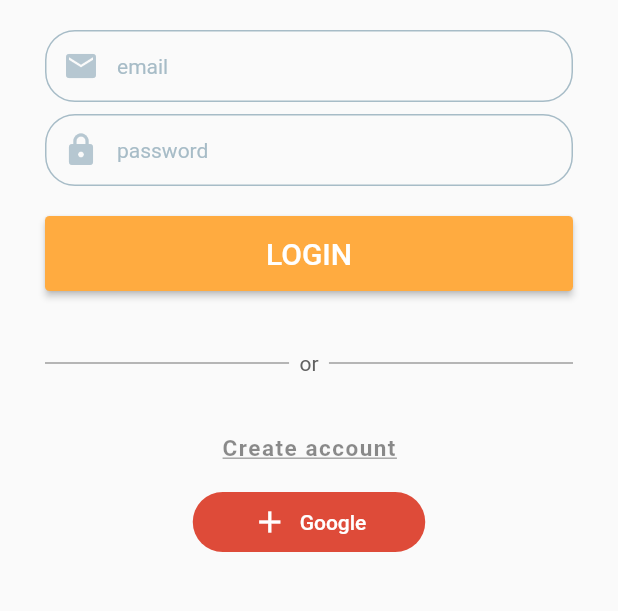
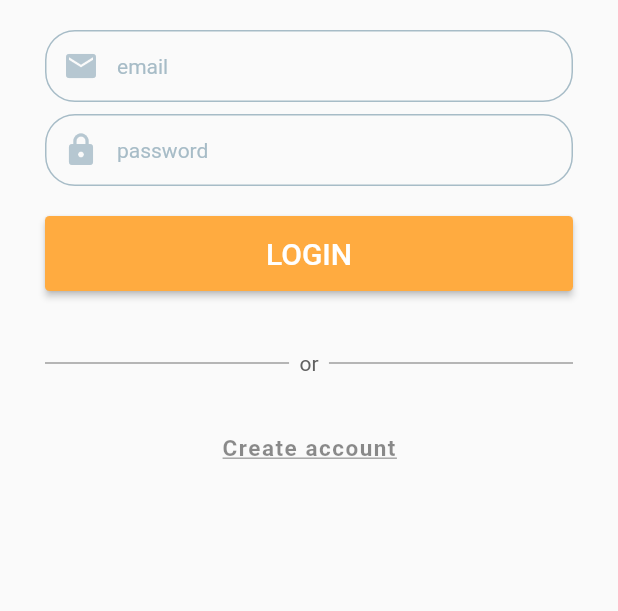
Before and after one commit to did250/Neuralhashmessenger, a Flutter app: the screen it shows after launch, on a phone screen of 412 x 824 dp, the part 465-1076 px from its top. Run offline on Flutter 3.47's test engine with Material 2 defaults, Android fonts, the phone set to English and light mode, and no system bars; our stand-ins replace cloud_firestore, firebase_auth, firebase_core, firebase_database, flutter_secure_storage, image_picker; missing offline and left inert: cryptography, encrypt; accounts and stored records are empty; network calls fail; key blocks and very long unbroken strings in the code were emptied for the run.

Commit message:
Remove Google Login

```diff
--- a/flutter_messenger_app/lib/src/pages/Login.dart
+++ b/flutter_messenger_app/lib/src/pages/Login.dart
@@ -1,10 +1,6 @@
 import 'package:flutter/material.dart';
-import 'package:firebase_core/firebase_core.dart';
 import 'package:firebase_auth/firebase_auth.dart';
-import 'package:firebase_database/firebase_database.dart';
 import 'package:flutter_secure_storage/flutter_secure_storage.dart';
-import 'package:google_sign_in/google_sign_in.dart';
-import 'package:cloud_firestore/cloud_firestore.dart';
 import 'package:flutter_messenger_app/src/pages/Home.dart';
 import 'package:flutter_messenger_app/src/pages/Signup.dart';
 
@@ -23,11 +19,6 @@ class _LoginScreenState extends State<LoginScreen> {
   final formKey = GlobalKey<FormState>();
   String userEmail = '';
   String userPassword = '';
-
-  List<String> UidList = [];
-
-  CollectionReference CollectRef = FirebaseFirestore.instance.collection('users');
-
 
   TextEditingController userEmailController = TextEditingController(text: '');
   TextEditingController userPwdController = TextEditingController(text: '');
@@ -66,10 +57,7 @@ class _LoginScreenState extends State<LoginScreen> {
         if (newUser.user != null) {
           set_prefData(userEmail, userPassword);
 
-          Navigator.push(
-            context,
-            MaterialPageRoute(
-              builder: (context) {
+          Navigator.push(context, MaterialPageRoute(builder: (context) {
                 return Home();
               },
             ),
@@ -82,60 +70,10 @@ class _LoginScreenState extends State<LoginScreen> {
     });
   }
 
-  Future<UserCredential> signInWithGoogle() async {
-    final GoogleSignInAccount? googleUser = await GoogleSignIn().signIn();
-    final GoogleSignInAuthentication? googleAuth =
-        await googleUser?.authentication;
-
-    // Create a new credential
-    final credential = GoogleAuthProvider.credential(
-      accessToken: googleAuth?.accessToken,
-      idToken: googleAuth?.idToken,
-    );
-
-    final UserCredential authResult =
-        await FirebaseAuth.instance.signInWithCredential(credential);
-
-    final String? uid = authResult.user?.uid;
-    final String? gmail = authResult.user?.email;
-    final String? displayName = authResult.user?.displayName;
-
-    if (UidList.contains(uid) == false) {
-      //new member
-      DatabaseReference ref =
-          FirebaseDatabase.instance.ref("UserList/" + uid.toString());
-
-      await ref.set({
-        "Email": gmail,
-        "Name": displayName,
-        "Friend": "",
-        "Num_Chatroom": "",
-        "Profile_img": "",
-      });
-
-      await CollectRef.add(
-          {'uid': uid, 'Email': gmail, 'Name': displayName, 'Friend': ""});
-    }
-
-    return await FirebaseAuth.instance.signInWithCredential(credential);
-  }
-
   @override
   Widget build(BuildContext context) {
     return Scaffold(
-      body: StreamBuilder(
-          stream: CollectRef.snapshots(),
-          builder: (BuildContext context,
-              AsyncSnapshot<QuerySnapshot> streamSnapshot) {
-            if (streamSnapshot.hasData) {
-              UidList = [];
-              int count = streamSnapshot.data!.docs.length;
-              for (int i = 0; i < count; i++) {
-                final DocumentSnapshot documentSnapshot =
-                    streamSnapshot.data!.docs[i];
-                UidList.add(documentSnapshot['uid']);
-              }
-              return SingleChildScrollView(
+      body: SingleChildScrollView(
                 child: Container(
                   alignment: Alignment.center,
                   margin: EdgeInsets.only(top: 200),
@@ -177,7 +115,7 @@ class _LoginScreenState extends State<LoginScreen> {
                               ),
                               enabledBorder: OutlineInputBorder(
                                 borderSide:
-                                    BorderSide(color: Color(0XFFA7BCC7)),
+                                BorderSide(color: Color(0XFFA7BCC7)),
                                 borderRadius: BorderRadius.all(
                                   Radius.circular(20.0),
                                 ),
@@ -213,7 +151,7 @@ class _LoginScreenState extends State<LoginScreen> {
                               ),
                               enabledBorder: OutlineInputBorder(
                                 borderSide:
-                                    BorderSide(color: Color(0XFFA7BCC7)),
+                                BorderSide(color: Color(0XFFA7BCC7)),
                                 borderRadius: BorderRadius.all(
                                   Radius.circular(20.0),
                                 ),
@@ -314,36 +252,11 @@ class _LoginScreenState extends State<LoginScreen> {
                             },
                           ),
                         ),
-                        SizedBox(
-                          height: 16,
-                        ),
-                        TextButton.icon(
-                          onPressed: () {
-                            signInWithGoogle();
-                            //Navigator.push(context, MaterialPageRoute(builder: (context) => LoginScreen()),);
-                            Navigator.push(
-                              context,
-                              MaterialPageRoute(builder: (context) => Home()),
-                            );
-                          },
-                          style: TextButton.styleFrom(
-                              primary: Colors.white,
-                              minimumSize: Size(155, 40),
-                              shape: RoundedRectangleBorder(
-                                  borderRadius: BorderRadius.circular(20)),
-                              backgroundColor: Color(0xFFDE4B39)),
-                          icon: Icon(Icons.add),
-                          label: Text('Google'),
-                        ),
                       ],
                     ),
                   ),
                 ),
-              );
-            } else {
-              return Center(child: CircularProgressIndicator());
-            }
-          }),
-    );
-  }
+              ),
+          );
+      }
 }
```
Also changed, not shown: flutter_messenger_app/lib/src/pages/Signup.dart (+13 -29 lines).
